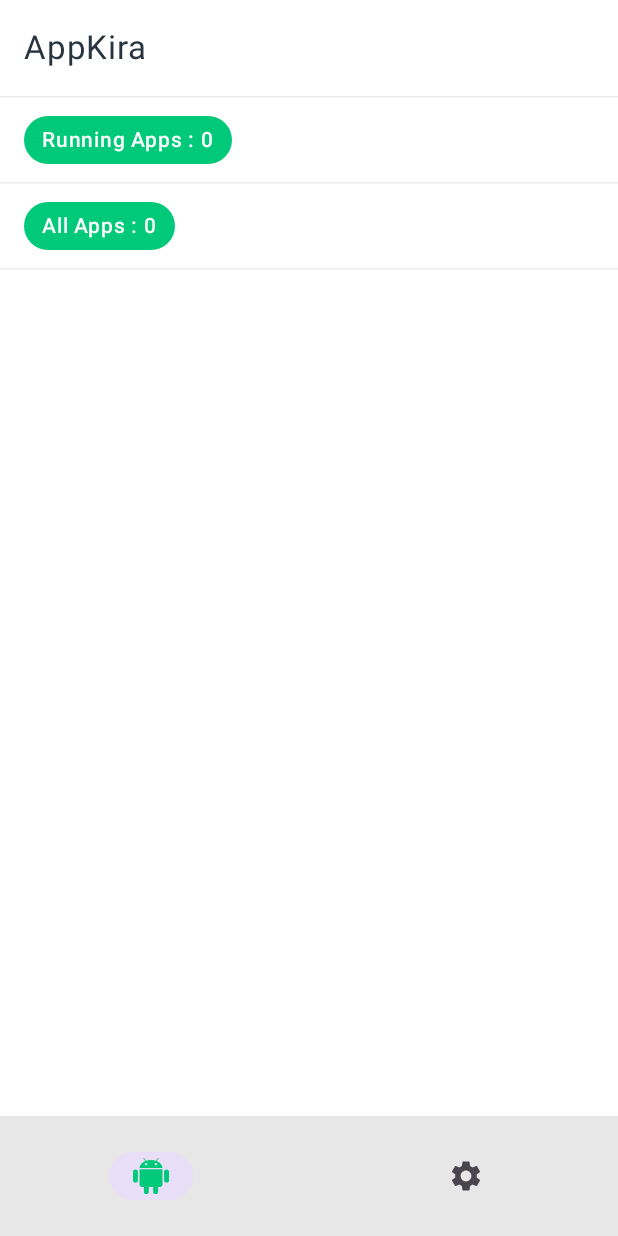
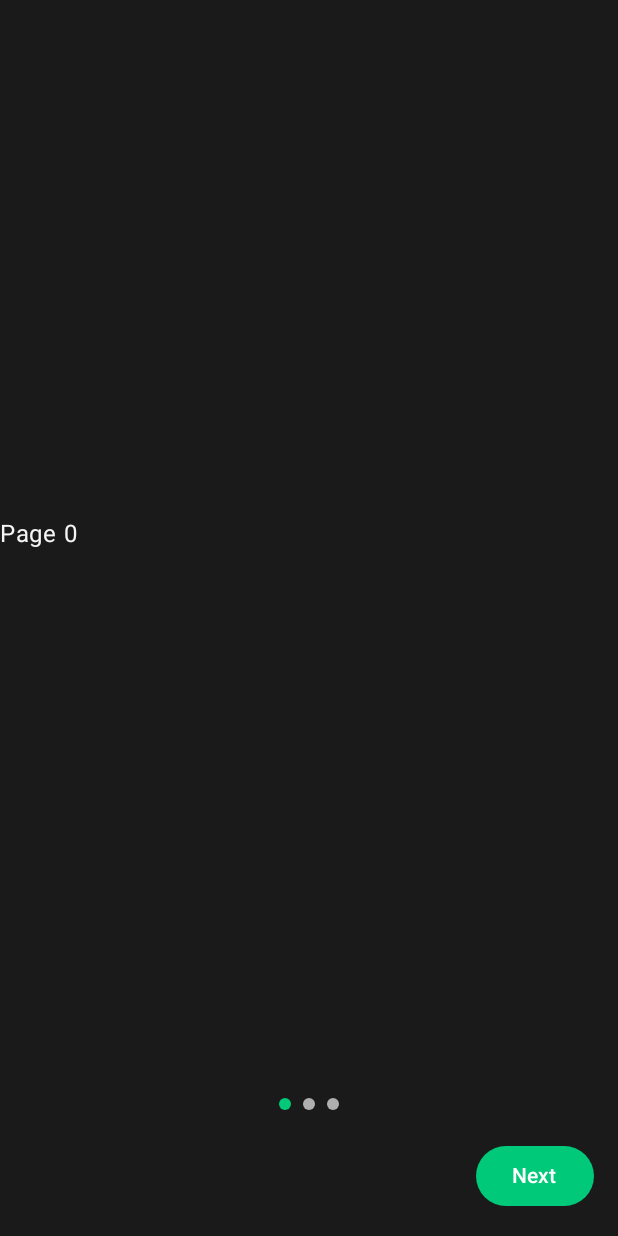
Before and after one commit to Noddy20/AppKira, an Android app built with Jetpack Compose: the screen it shows after launch (HomeActivity before the commit, IntroActivity after it), on a phone screen of 412 x 824 dp. Run offline under Robolectric (Android 15) with nearby library versions, the light colour scheme and no system bars; our stand-ins replace Dagger/Hilt's generated code.

Commit message:
Added intro screen container with pager

```diff
--- a/app/src/main/java/com/nnk/appkira/presentation/features/home/HomeActivity.kt
+++ b/app/src/main/java/com/nnk/appkira/presentation/features/home/HomeActivity.kt
@@ -1,11 +1,14 @@
 package com.nnk.appkira.presentation.features.home
 
+import android.content.Context
+import android.content.Intent
 import android.os.Bundle
 import androidx.activity.ComponentActivity
 import androidx.activity.compose.setContent
 import androidx.activity.enableEdgeToEdge
 import com.nnk.appkira.presentation.designsystem.theme.AppKiraTheme
 import com.nnk.appkira.presentation.features.home.screens.HomeContainerScreen
+import com.nnk.appkira.presentation.features.intro.IntroActivity
 import dagger.hilt.android.AndroidEntryPoint
 
 @AndroidEntryPoint
@@ -15,8 +18,17 @@ class HomeActivity : ComponentActivity() {
         enableEdgeToEdge()
         setContent {
             AppKiraTheme {
-                HomeContainerScreen()
+                if (true) {
+                    startActivity(IntroActivity.getIntent(this))
+                    finish()
+                } else {
+                    HomeContainerScreen()
+                }
             }
         }
     }
+
+    companion object {
+        fun getIntent(context: Context): Intent = Intent(context, HomeActivity::class.java)
+    }
 }
--- a/app/src/main/java/com/nnk/appkira/presentation/features/intro/IntroActivity.kt
+++ b/app/src/main/java/com/nnk/appkira/presentation/features/intro/IntroActivity.kt
@@ -1,10 +1,14 @@
 package com.nnk.appkira.presentation.features.intro
 
+import android.content.Context
+import android.content.Intent
 import android.os.Bundle
 import androidx.activity.ComponentActivity
 import androidx.activity.compose.setContent
 import androidx.activity.enableEdgeToEdge
 import com.nnk.appkira.presentation.designsystem.theme.AppKiraTheme
+import com.nnk.appkira.presentation.features.home.HomeActivity
+import com.nnk.appkira.presentation.features.intro.screens.IntroContainerScreen
 import dagger.hilt.android.AndroidEntryPoint
 
 @AndroidEntryPoint
@@ -13,8 +17,16 @@ class IntroActivity : ComponentActivity() {
         super.onCreate(savedInstanceState)
         enableEdgeToEdge()
         setContent {
-            AppKiraTheme {
+            AppKiraTheme(darkTheme = true) {
+                IntroContainerScreen {
+                    startActivity(HomeActivity.getIntent(this))
+                    finish()
+                }
             }
         }
     }
+
+    companion object {
+        fun getIntent(context: Context): Intent = Intent(context, IntroActivity::class.java)
+    }
 }
--- /dev/null
+++ b/app/src/main/java/com/nnk/appkira/presentation/features/intro/screens/IntroContainerScreen.kt
@@ -0,0 +1,161 @@
+package com.nnk.appkira.presentation.features.intro.screens
+
+import androidx.compose.animation.core.tween
+import androidx.compose.foundation.background
+import androidx.compose.foundation.layout.Arrangement
+import androidx.compose.foundation.layout.Box
+import androidx.compose.foundation.layout.Column
+import androidx.compose.foundation.layout.Row
+import androidx.compose.foundation.layout.Spacer
+import androidx.compose.foundation.layout.fillMaxSize
+import androidx.compose.foundation.layout.fillMaxWidth
+import androidx.compose.foundation.layout.height
+import androidx.compose.foundation.layout.padding
+import androidx.compose.foundation.layout.size
+import androidx.compose.foundation.pager.HorizontalPager
+import androidx.compose.foundation.pager.rememberPagerState
+import androidx.compose.foundation.shape.CircleShape
+import androidx.compose.material3.Button
+import androidx.compose.material3.ButtonDefaults
+import androidx.compose.material3.MaterialTheme
+import androidx.compose.material3.OutlinedButton
+import androidx.compose.material3.Scaffold
+import androidx.compose.material3.Text
+import androidx.compose.runtime.Composable
+import androidx.compose.runtime.rememberCoroutineScope
+import androidx.compose.ui.Alignment
+import androidx.compose.ui.Modifier
+import androidx.compose.ui.draw.clip
+import androidx.compose.ui.graphics.SolidColor
+import androidx.compose.ui.res.stringResource
+import com.nnk.appkira.R
+import com.nnk.appkira.presentation.designsystem.color.AppColors
+import com.nnk.appkira.presentation.designsystem.dimen.AppDimen
+import kotlinx.coroutines.launch
+
+@Composable
+fun IntroContainerScreen(onFinish: () -> Unit) {
+    val pageCount = 3
+    val pagerState = rememberPagerState(initialPage = 0) { pageCount }
+    val scope = rememberCoroutineScope()
+
+    Scaffold(
+        bottomBar = {
+            Column(
+                modifier =
+                    Modifier
+                        .fillMaxWidth()
+                        .padding(AppDimen.Dimen4X),
+                horizontalAlignment = Alignment.CenterHorizontally,
+            ) {
+                PagerIndicator(pageCount = pageCount, currentPage = pagerState.currentPage)
+
+                Spacer(modifier = Modifier.height(AppDimen.Dimen4X))
+
+                Row(
+                    modifier = Modifier.fillMaxWidth(),
+                    horizontalArrangement =
+                        if (pagerState.currentPage > 0) {
+                            Arrangement.SpaceBetween
+                        } else {
+                            Arrangement.End
+                        },
+                    verticalAlignment = Alignment.CenterVertically,
+                ) {
+                    if (pagerState.currentPage > 0) {
+                        OutlinedButton(
+                            colors =
+                                ButtonDefaults.outlinedButtonColors().copy(
+                                    contentColor = MaterialTheme.colorScheme.primary,
+                                ),
+                            border =
+                                ButtonDefaults.outlinedButtonBorder().copy(
+                                    brush = SolidColor(MaterialTheme.colorScheme.primary),
+                                ),
+                            onClick = {
+                                scope.launch {
+                                    pagerState.animateScrollToPage(
+                                        page = pagerState.currentPage - 1,
+                                        animationSpec = tween(SLIDE_CHANGE_ANIMATION_DURATION),
+                                    )
+                                }
+                            },
+                        ) {
+                            Text(text = stringResource(R.string.back))
+                        }
+                    }
+
+                    Button(
+                        colors =
+                            ButtonDefaults.buttonColors().copy(
+                                contentColor = MaterialTheme.colorScheme.onPrimary,
+                            ),
+                        onClick = {
+                            if (pagerState.currentPage < pageCount - 1) {
+                                scope.launch {
+                                    pagerState.animateScrollToPage(
+                                        page = pagerState.currentPage + 1,
+                                        animationSpec = tween(SLIDE_CHANGE_ANIMATION_DURATION),
+                                    )
+                                }
+                            } else {
+                                onFinish()
+                            }
+                        },
+                    ) {
+                        Text(
+                            text =
+                                stringResource(
+                                    if (pagerState.currentPage < pageCount - 1) {
+                                        R.string.next
+                                    } else {
+                                        R.string.finish
+                                    },
+                                ),
+                        )
+                    }
+                }
+            }
+        },
+    ) { paddingValues ->
+        HorizontalPager(
+            state = pagerState,
+            modifier =
+                Modifier
+                    .fillMaxSize()
+                    .padding(paddingValues),
+        ) { page ->
+            Text("Page $page")
+        }
+    }
+}
+
+private const val SLIDE_CHANGE_ANIMATION_DURATION = 500
+
+@Composable
+private fun PagerIndicator(
+    pageCount: Int,
+    currentPage: Int,
+) {
+    Row(
+        horizontalArrangement = Arrangement.Center,
+        modifier = Modifier.fillMaxWidth(),
+    ) {
+        repeat(pageCount) { iteration ->
+            val color =
+                if (currentPage == iteration) {
+                    MaterialTheme.colorScheme.primary
+                } else {
+                    AppColors.LightDark
+                }
+            Box(
+                modifier =
+                    Modifier
+                        .padding(AppDimen.DimenX)
+                        .clip(CircleShape)
+                        .background(color)
+                        .size(AppDimen.Dimen2X),
+            )
+        }
+    }
+}
--- a/app/src/main/res/values/strings.xml
+++ b/app/src/main/res/values/strings.xml
@@ -7,6 +7,9 @@
     <string name="try_again">Try Again</string>
     <string name="report_error">Report Error</string>
     <string name="error_log_copied">Error log copied to clipboard</string>
+    <string name="back">Back</string>
+    <string name="next">Next</string>
+    <string name="finish">Finish</string>
 
     <!-- Content Descriptions -->
     <string name="content_desc_app_info_icon">%s app icon</string>
```
